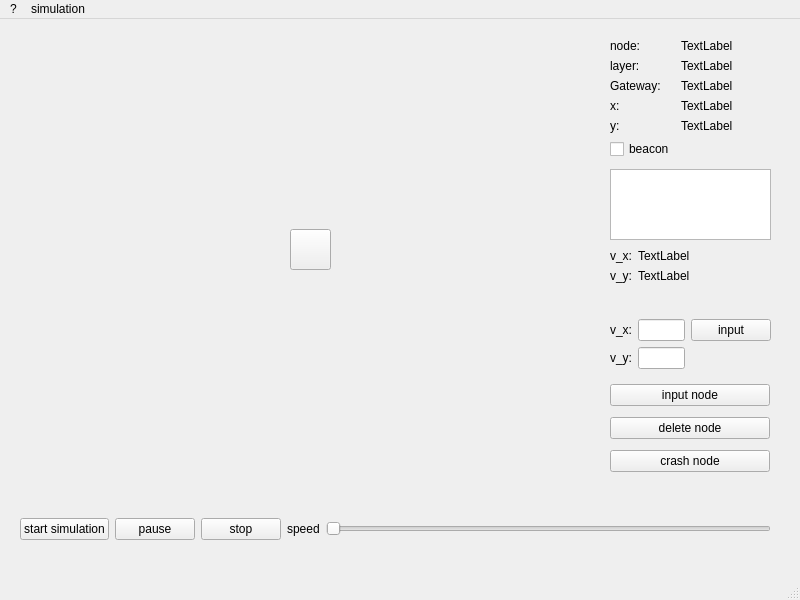
Before: the Qt Designer form network_time_sync/gui/window_main.ui in abusimbele/network_time_sync, drawn with Qt 5.
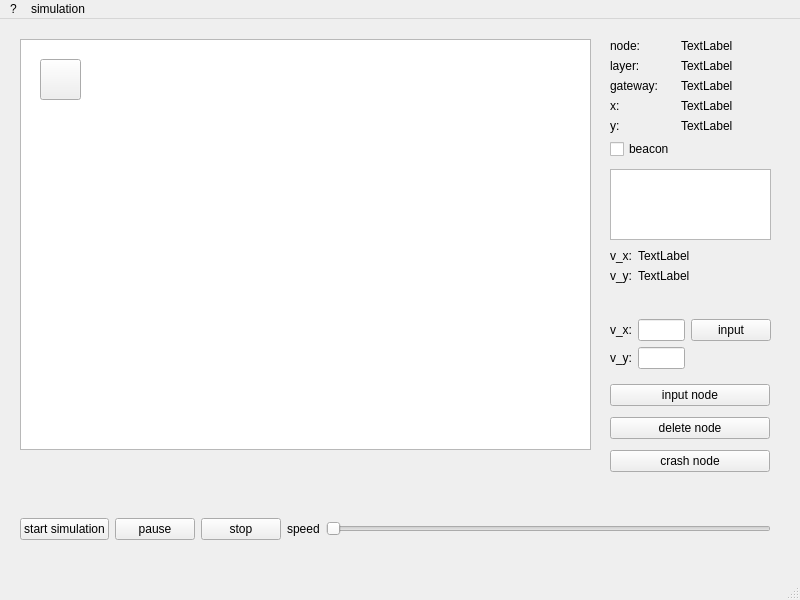
After: the same form once the commit is applied. Icons and pictures are not drawn.

```diff
--- a/network_time_sync/gui/window_main.ui
+++ b/network_time_sync/gui/window_main.ui
@@ -23,11 +23,21 @@
       <height>411</height>
      </rect>
     </property>
+    <widget class="QGraphicsView" name="graphicsView_sim">
+     <property name="geometry">
+      <rect>
+       <x>0</x>
+       <y>0</y>
+       <width>571</width>
+       <height>411</height>
+      </rect>
+     </property>
+    </widget>
     <widget class="QPushButton" name="pushButton_robot_1">
      <property name="geometry">
       <rect>
-       <x>270</x>
-       <y>190</y>
+       <x>20</x>
+       <y>20</y>
        <width>41</width>
        <height>41</height>
       </rect>
@@ -119,7 +129,7 @@
      <item row="2" column="0">
       <widget class="QLabel" name="label_txt_gateway">
        <property name="text">
-        <string>Gateway:</string>
+        <string>gateway:</string>
        </property>
       </widget>
      </item>
```
